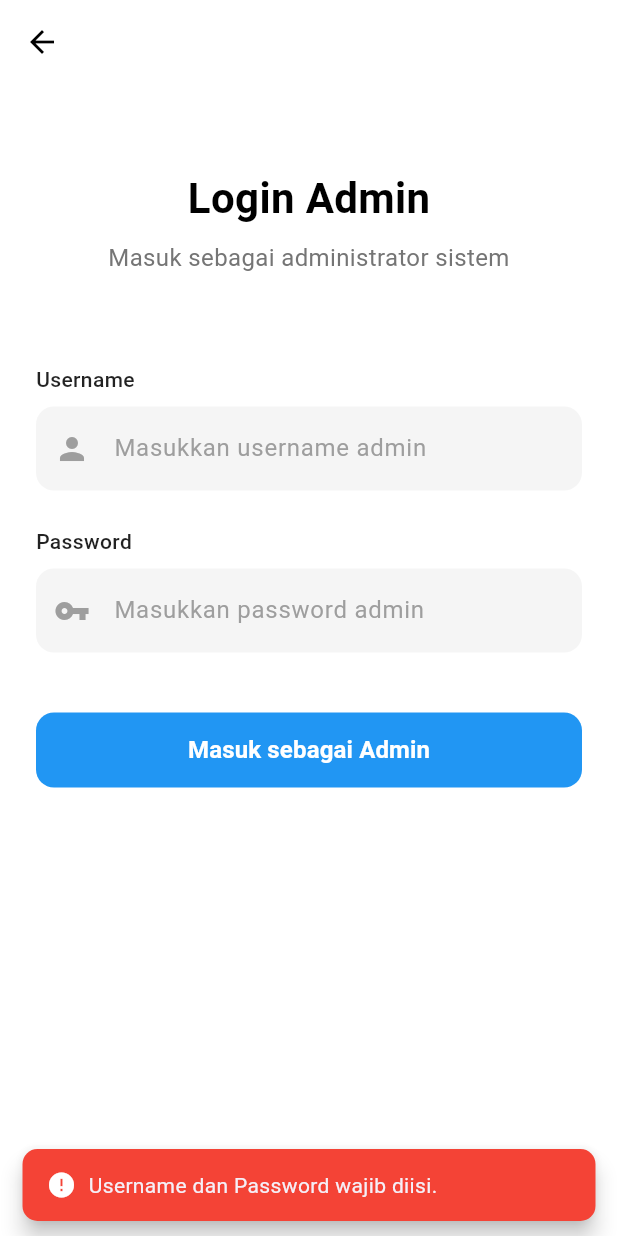
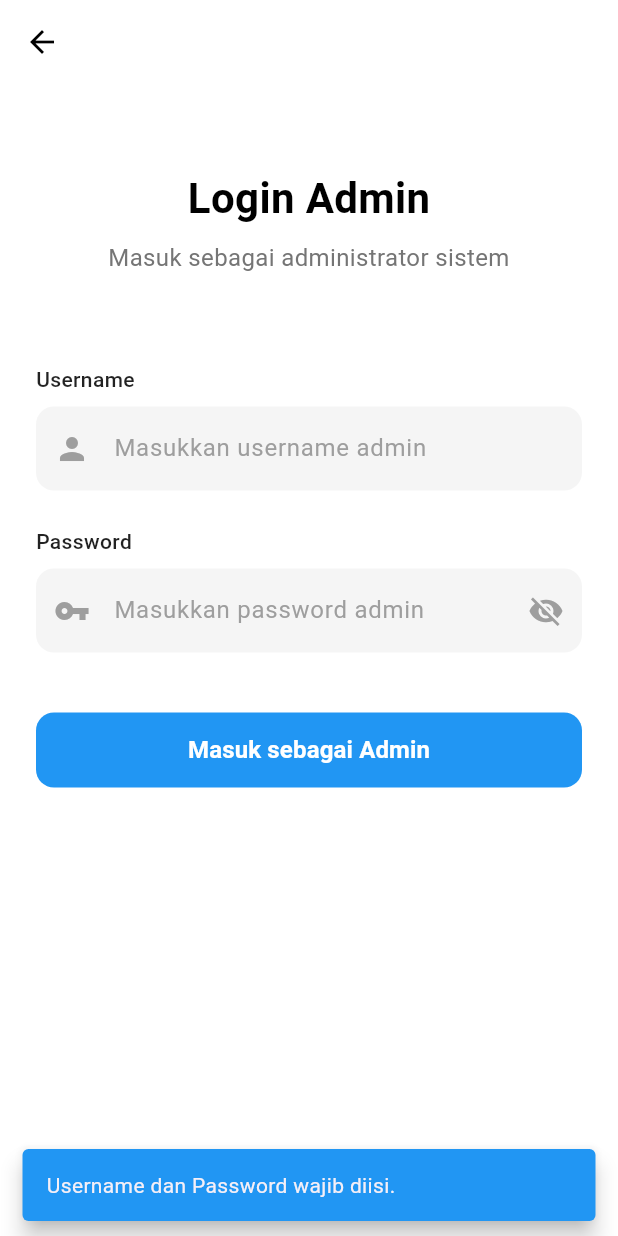
Before and after one commit to alifahfwzy/alianta_gostay, a Flutter app: the LoginAdmin screen opened directly, after a tap on "Masuk sebagai Admin", on a phone screen of 412 x 824 dp. Run offline on Flutter 3.47's test engine with Material 3 defaults, Android fonts, the phone set to English and light mode, and no system bars; our stand-ins replace supabase_flutter; accounts and stored records are empty; network calls fail.

Commit message:
edit admin

```diff
--- a/lib/login_admin.dart
+++ b/lib/login_admin.dart
@@ -1,6 +1,5 @@
 import 'package:flutter/material.dart';
 import 'beranda_admin.dart';
-import 'services/admin_service.dart';
 
 class LoginAdmin extends StatefulWidget {
   const LoginAdmin({super.key});
@@ -12,7 +11,8 @@ class LoginAdmin extends StatefulWidget {
 class _LoginAdminState extends State<LoginAdmin> {
   final TextEditingController _usernameController = TextEditingController();
   final TextEditingController _passwordController = TextEditingController();
-  bool _isLoading = false;
+
+  bool _obscurePassword = true;
 
   @override
   void dispose() {
@@ -21,63 +21,32 @@ class _LoginAdminState extends State<LoginAdmin> {
     super.dispose();
   }
 
-  Future<void> _loginAdmin() async {
+  void _loginAdmin() {
     final username = _usernameController.text.trim();
     final password = _passwordController.text;
 
     if (username.isEmpty || password.isEmpty) {
-      _showSnackbar("Username dan Password wajib diisi.", Colors.red);
+      _showSnackbar("Username dan Password wajib diisi.");
       return;
     }
 
-    setState(() {
-      _isLoading = true;
-    });
-
-    try {
-      final result = await AdminService.loginAdmin(
-        username: username,
-        password: password,
+    if (username == "admin gostay" && password == "aliantagostay") {
+      _showSnackbar("Login admin berhasil!");
+      Navigator.pushReplacement(
+        context,
+        MaterialPageRoute(builder: (_) => BerandaAdmin()),
       );
-
-      if (result['success']) {
-        _showSnackbar("Login admin berhasil!", Colors.green);
-        Navigator.pushReplacement(
-          context,
-          MaterialPageRoute(builder: (_) => const BerandaAdmin()),
-        );
-      } else {
-        _showSnackbar(result['message'], Colors.red);
-      }
-    } catch (e) {
-      _showSnackbar("Terjadi kesalahan: $e", Colors.red);
-    } finally {
-      setState(() {
-        _isLoading = false;
-      });
+    } else {
+      _showSnackbar("Username atau Password salah.");
     }
   }
 
-  void _showSnackbar(String message, Color backgroundColor) {
+  void _showSnackbar(String message) {
     ScaffoldMessenger.of(context).showSnackBar(
       SnackBar(
-        content: Row(
-          children: [
-            Icon(
-              backgroundColor == Colors.green ? Icons.check : Icons.error,
-              color: Colors.white,
-              size: 20,
-            ),
-            const SizedBox(width: 8),
-            Expanded(
-              child: Text(message, style: const TextStyle(fontSize: 14)),
-            ),
-          ],
-        ),
-        backgroundColor: backgroundColor,
+        content: Text(message),
+        backgroundColor: Colors.blue,
         behavior: SnackBarBehavior.floating,
-        shape: RoundedRectangleBorder(borderRadius: BorderRadius.circular(10)),
-        duration: const Duration(seconds: 3),
       ),
     );
   }
@@ -100,7 +69,6 @@ class _LoginAdminState extends State<LoginAdmin> {
           child: Column(
             children: [
               const SizedBox(height: 40),
-              // Header Section
               const Text(
                 'Login Admin',
                 style: TextStyle(
@@ -161,7 +129,7 @@ class _LoginAdminState extends State<LoginAdmin> {
                   const SizedBox(height: 8),
                   TextField(
                     controller: _passwordController,
-                    obscureText: true,
+                    obscureText: _obscurePassword,
                     decoration: InputDecoration(
                       hintText: 'Masukkan password admin',
                       hintStyle: TextStyle(color: Colors.grey[500]),
@@ -176,6 +144,19 @@ class _LoginAdminState extends State<LoginAdmin> {
                         vertical: 16,
                       ),
                       prefixIcon: Icon(Icons.vpn_key, color: Colors.grey[500]),
+                      suffixIcon: IconButton(
+                        icon: Icon(
+                          _obscurePassword
+                              ? Icons.visibility_off
+                              : Icons.visibility,
+                          color: Colors.grey[500],
+                        ),
+                        onPressed: () {
+                          setState(() {
+                            _obscurePassword = !_obscurePassword;
+                          });
+                        },
+                      ),
                     ),
                   ),
                 ],
@@ -188,7 +169,7 @@ class _LoginAdminState extends State<LoginAdmin> {
                 width: double.infinity,
                 height: 50,
                 child: ElevatedButton(
-                  onPressed: _isLoading ? null : _loginAdmin,
+                  onPressed: _loginAdmin,
                   style: ElevatedButton.styleFrom(
                     backgroundColor: Colors.blue,
                     foregroundColor: Colors.white,
@@ -197,29 +178,15 @@ class _LoginAdminState extends State<LoginAdmin> {
                       borderRadius: BorderRadius.circular(12),
                     ),
                   ),
-                  child:
-                      _isLoading
-                          ? const SizedBox(
-                            height: 20,
-                            width: 20,
-                            child: CircularProgressIndicator(
-                              color: Colors.white,
-                              strokeWidth: 2,
-                            ),
-                          )
-                          : const Text(
-                            'Masuk sebagai Admin',
-                            style: TextStyle(
-                              fontSize: 16,
-                              fontWeight: FontWeight.w600,
-                            ),
-                          ),
+                  child: const Text(
+                    'Masuk sebagai Admin',
+                    style: TextStyle(fontSize: 16, fontWeight: FontWeight.w600),
+                  ),
                 ),
               ),
 
               const Spacer(),
 
-              // Footer
               Container(
                 padding: const EdgeInsets.symmetric(vertical: 16),
                 child: Text(
```
